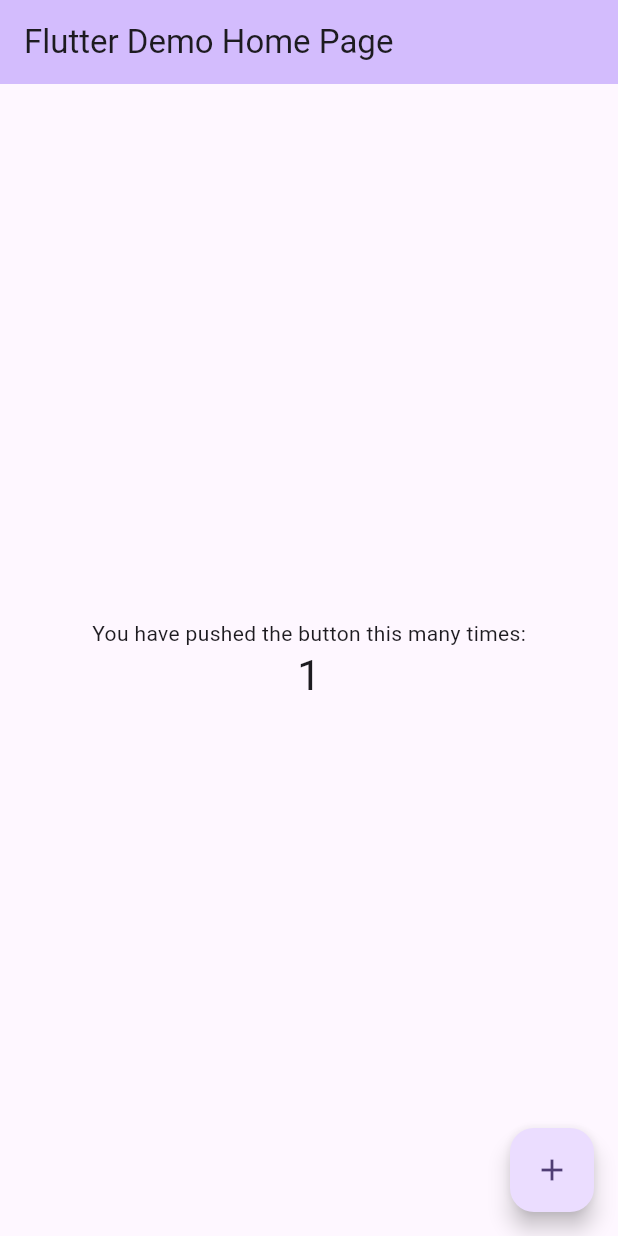
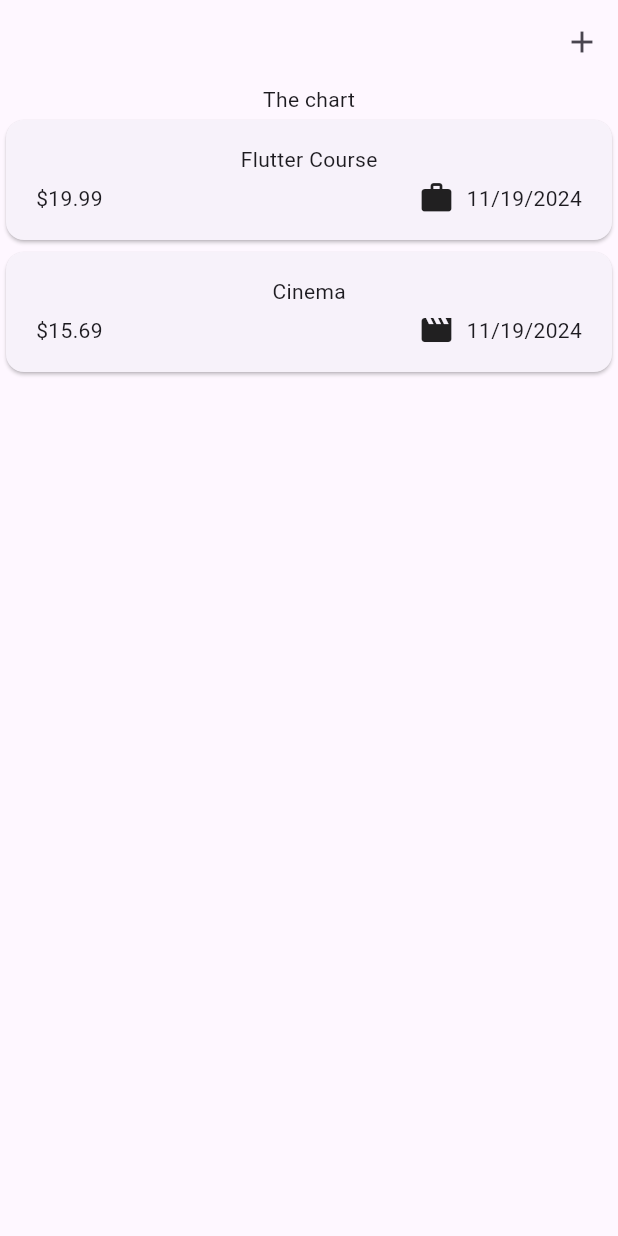
Before and after one commit to O2SI7/exercise, a Flutter app: the screen it shows after launch, after a tap on the "add" icon, on a phone screen of 412 x 824 dp. Run offline on Flutter 3.47's test engine with Material 3 defaults, Android fonts, the phone set to English and light mode, and no system bars; our stand-ins replace dio, drift, geolocator, get_it, google_fonts, google_maps_flutter and 5 more; missing offline and left inert: agora_rtc_engine, dart:ffi, sqlite3; accounts and stored records are empty; generated files the repository leaves out were written again.

Commit message:
5강의앱만들기

```diff
--- a/complet_guide/05_EXPENSE_TRACKER_APP/expense_tracker_app/lib/main.dart
+++ b/complet_guide/05_EXPENSE_TRACKER_APP/expense_tracker_app/lib/main.dart
@@ -1,125 +1,11 @@
 import 'package:flutter/material.dart';
 
+import 'package:expense_tracker_app/widgets/expenses.dart';
+
 void main() {
-  runApp(const MyApp());
+  runApp(
+    MaterialApp(
+      home: Expenses(),
+    ),
+  );
 }
-
-class MyApp extends StatelessWidget {
-  const MyApp({super.key});
-
-  // This widget is the root of your application.
-  @override
-  Widget build(BuildContext context) {
-    return MaterialApp(
-      title: 'Flutter Demo',
-      theme: ThemeData(
-        // This is the theme of your application.
-        //
-        // TRY THIS: Try running your application with "flutter run". You'll see
-        // the application has a purple toolbar. Then, without quitting the app,
-        // try changing the seedColor in the colorScheme below to Colors.green
-        // and then invoke "hot reload" (save your changes or press the "hot
-        // reload" button in a Flutter-supported IDE, or press "r" if you used
-        // the command line to start the app).
-        //
-        // Notice that the counter didn't reset back to zero; the application
-        // state is not lost during the reload. To reset the state, use hot
-        // restart instead.
-        //
-        // This works for code too, not just values: Most code changes can be
-        // tested with just a hot reload.
-        colorScheme: ColorScheme.fromSeed(seedColor: Colors.deepPurple),
-        useMaterial3: true,
-      ),
-      home: const MyHomePage(title: 'Flutter Demo Home Page'),
-    );
-  }
-}
-
-class MyHomePage extends StatefulWidget {
-  const MyHomePage({super.key, required this.title});
-
-  // This widget is the home page of your application. It is stateful, meaning
-  // that it has a State object (defined below) that contains fields that affect
-  // how it looks.
-
-  // This class is the configuration for the state. It holds the values (in this
-  // case the title) provided by the parent (in this case the App widget) and
-  // used by the build method of the State. Fields in a Widget subclass are
-  // always marked "final".
-
-  final String title;
-
-  @override
-  State<MyHomePage> createState() => _MyHomePageState();
-}
-
-class _MyHomePageState extends State<MyHomePage> {
-  int _counter = 0;
-
-  void _incrementCounter() {
-    setState(() {
-      // This call to setState tells the Flutter framework that something has
-      // changed in this State, which causes it to rerun the build method below
-      // so that the display can reflect the updated values. If we changed
-      // _counter without calling setState(), then the build method would not be
-      // called again, and so nothing would appear to happen.
-      _counter++;
-    });
-  }
-
-  @override
-  Widget build(BuildContext context) {
-    // This method is rerun every time setState is called, for instance as done
-    // by the _incrementCounter method above.
-    //
-    // The Flutter framework has been optimized to make rerunning build methods
-    // fast, so that you can just rebuild anything that needs updating rather
-    // than having to individually change instances of widgets.
-    return Scaffold(
-      appBar: AppBar(
-        // TRY THIS: Try changing the color here to a specific color (to
-        // Colors.amber, perhaps?) and trigger a hot reload to see the AppBar
-        // change color while the other colors stay the same.
-        backgroundColor: Theme.of(context).colorScheme.inversePrimary,
-        // Here we take the value from the MyHomePage object that was created by
-        // the App.build method, and use it to set our appbar title.
-        title: Text(widget.title),
-      ),
-      body: Center(
-        // Center is a layout widget. It takes a single child and positions it
-        // in the middle of the parent.
-        child: Column(
-          // Column is also a layout widget. It takes a list of children and
-          // arranges them vertically. By default, it sizes itself to fit its
-          // children horizontally, and tries to be as tall as its parent.
-          //
-          // Column has various properties to control how it sizes itself and
-          // how it positions its children. Here we use mainAxisAlignment to
-          // center the children vertically; the main axis here is the vertical
-          // axis because Columns are vertical (the cross axis would be
-          // horizontal).
-          //
-          // TRY THIS: Invoke "debug painting" (choose the "Toggle Debug Paint"
-          // action in the IDE, or press "p" in the console), to see the
-          // wireframe for each widget.
-          mainAxisAlignment: MainAxisAlignment.center,
-          children: <Widget>[
-            const Text(
-              'You have pushed the button this many times:',
-            ),
-            Text(
-              '$_counter',
-              style: Theme.of(context).textTheme.headlineMedium,
-            ),
-          ],
-        ),
-      ),
-      floatingActionButton: FloatingActionButton(
-        onPressed: _incrementCounter,
-        tooltip: 'Increment',
-        child: const Icon(Icons.add),
-      ), // This trailing comma makes auto-formatting nicer for build methods.
-    );
-  }
-}
--- /dev/null
+++ b/complet_guide/05_EXPENSE_TRACKER_APP/expense_tracker_app/lib/models/expense.dart
@@ -0,0 +1,35 @@
+import 'package:intl/intl.dart';
+import 'package:uuid/uuid.dart';
+import 'package:flutter/material.dart';
+
+final formatter = DateFormat.yMd();
+
+const uuid = Uuid();
+
+enum Category { food, travel, leisure, work }
+
+const categoryIcons = {
+  Category.food: Icons.lunch_dining,
+  Category.travel: Icons.flight_takeoff,
+  Category.leisure: Icons.movie,
+  Category.work: Icons.work,
+};
+
+class Expense {
+  Expense({
+    required this.title,
+    required this.amount,
+    required this.date,
+    required this.category,
+  }) : id = uuid.v4();
+
+  final String id;
+  final String title;
+  final double amount;
+  final DateTime date;
+  final Category category;
+
+  String get formattedDate{
+    return formatter.format(date);
+  }
+}
--- /dev/null
+++ b/complet_guide/05_EXPENSE_TRACKER_APP/expense_tracker_app/lib/widgets/expenses.dart
@@ -0,0 +1,51 @@
+import 'package:flutter/material.dart';
+import 'package:expense_tracker_app/models/expense.dart';
+import 'package:expense_tracker_app/widgets/expenses_list/expenses_list.dart';
+
+class Expenses extends StatefulWidget {
+  const Expenses({super.key});
+
+  @override
+  State<Expenses> createState() {
+    return _ExpensesState();
+  }
+}
+
+class _ExpensesState extends State<Expenses> {
+  final List<Expense> _registeredExpenses = [
+    Expense(
+      title: 'Flutter Course',
+      amount: 19.99,
+      date: DateTime.now(),
+      category: Category.work,
+    ),
+    Expense(
+      title: 'Cinema',
+      amount: 15.69,
+      date: DateTime.now(),
+      category: Category.leisure,
+    ),
+  ];
+
+  @override
+  Widget build(BuildContext context) {
+    return Scaffold(
+      appBar: AppBar(
+        actions: [
+          IconButton(
+            onPressed: (){},
+            icon: Icon(Icons.add),
+          ),
+        ],
+      ),
+      body: Column(
+        children: [
+          const Text('The chart'),
+          Expanded(
+            child: ExpensesList(expenses: _registeredExpenses),
+          ),
+        ],
+      ),
+    );
+  }
+}
--- /dev/null
+++ b/complet_guide/05_EXPENSE_TRACKER_APP/expense_tracker_app/lib/widgets/expenses_list/expense_item.dart
@@ -0,0 +1,37 @@
+import 'package:expense_tracker_app/models/expense.dart';
+import 'package:flutter/material.dart';
+
+class ExpenseItem extends StatelessWidget {
+  const ExpenseItem(this.expense, {super.key});
+
+  final Expense expense;
+  @override
+  Widget build(BuildContext context) {
+    return Card(
+      child: Padding(
+        padding: const EdgeInsets.symmetric(
+          horizontal: 20,
+          vertical: 16,
+        ),
+        child: Column(
+          children: [
+            Text(expense.title),
+            const SizedBox(height: 4,),
+            Row(children: [
+              Text('\$${expense.amount.toStringAsFixed(2)}'),
+              const Spacer(),
+              Row(
+                children: [
+                  Icon(categoryIcons[expense.category]),
+                  const SizedBox(width: 8,),
+                  Text(expense.formattedDate),
+                ],
+              ),
+              // toStringAsFixed(2) = 소수점 2자리수까지 표시
+            ],)
+          ],
+        ),
+      ),
+    );
+  }
+}
--- /dev/null
+++ b/complet_guide/05_EXPENSE_TRACKER_APP/expense_tracker_app/lib/widgets/expenses_list/expenses_list.dart
@@ -0,0 +1,18 @@
+import 'package:expense_tracker_app/models/expense.dart';
+import 'package:expense_tracker_app/widgets/expenses_list/expense_item.dart';
+import 'package:flutter/material.dart';
+
+class ExpensesList extends StatelessWidget {
+  const ExpensesList({super.key, required this.expenses});
+
+  final List<Expense> expenses;
+
+  @override
+  Widget build(BuildContext context) {
+    return ListView.builder(
+      itemCount: expenses.length,
+      itemBuilder: (ctx, index) => ExpenseItem(expenses[index]),
+      );
+
+  }
+}
--- a/complet_guide/05_EXPENSE_TRACKER_APP/expense_tracker_app/pubspec.yaml
+++ b/complet_guide/05_EXPENSE_TRACKER_APP/expense_tracker_app/pubspec.yaml
@@ -35,6 +35,8 @@
   # The following adds the Cupertino Icons font to your application.
   # Use with the CupertinoIcons class for iOS style icons.
   cupertino_icons: ^1.0.8
+  uuid: ^4.5.1
+  intl: ^0.20.0
 
 dev_dependencies:
   flutter_test:
```
Also changed, not shown: complet_guide/05_EXPENSE_TRACKER_APP/expense_tracker_app/pubspec.lock, 1 other file.
